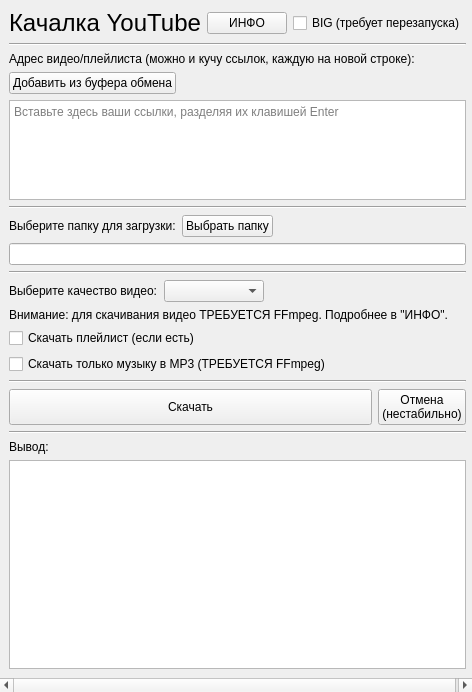
This is ui/main.ui in SeryiBaran/yt-dlp-python-gui as Qt 5 draws it before an edit. The edited form follows.
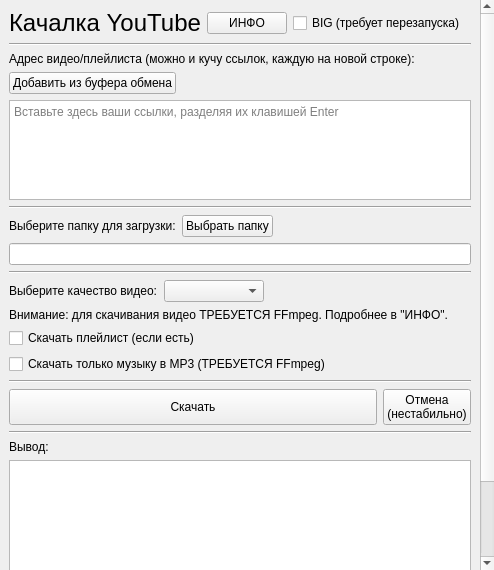
This is the edited form. Icons and pictures are not drawn.

```diff
--- a/ui/main.ui
+++ b/ui/main.ui
@@ -9,8 +9,8 @@
    <rect>
     <x>0</x>
     <y>0</y>
-    <width>472</width>
-    <height>692</height>
+    <width>494</width>
+    <height>570</height>
    </rect>
   </property>
   <property name="windowTitle">
@@ -57,8 +57,8 @@
         <rect>
          <x>0</x>
          <y>0</y>
-         <width>472</width>
-         <height>692</height>
+         <width>477</width>
+         <height>689</height>
         </rect>
        </property>
        <layout class="QVBoxLayout" name="verticalLayout_3">
```
